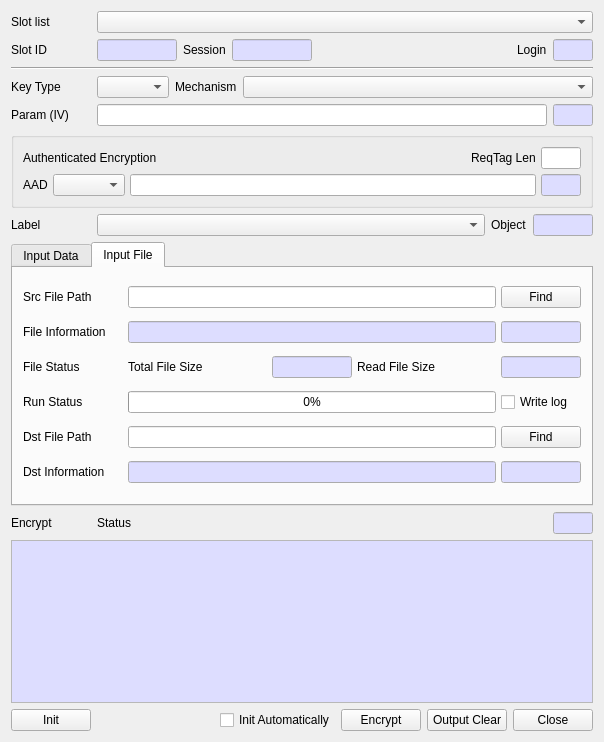
Above: CryptokiMan/encrypt_dlg.ui from jykim74/CryptokiMan before the change. Below: the same form after it.
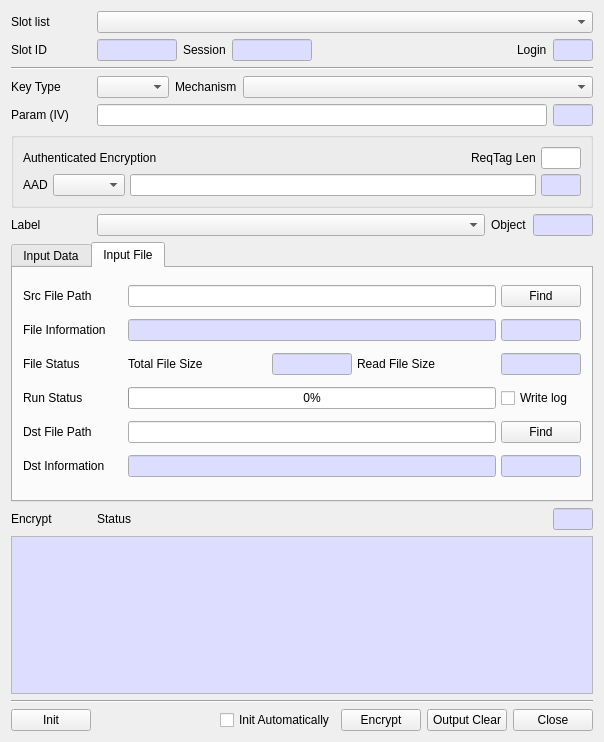
That is the form after the change.

Patch:
```diff
--- a/CryptokiMan/encrypt_dlg.ui
+++ b/CryptokiMan/encrypt_dlg.ui
@@ -1473,6 +1473,13 @@
      </property>
     </widget>
    </item>
+   <item>
+    <widget class="Line" name="line">
+     <property name="orientation">
+      <enum>Qt::Horizontal</enum>
+     </property>
+    </widget>
+   </item>
    <item>
     <layout class="QHBoxLayout" name="horizontalLayout_2">
      <property name="bottomMargin">
```
